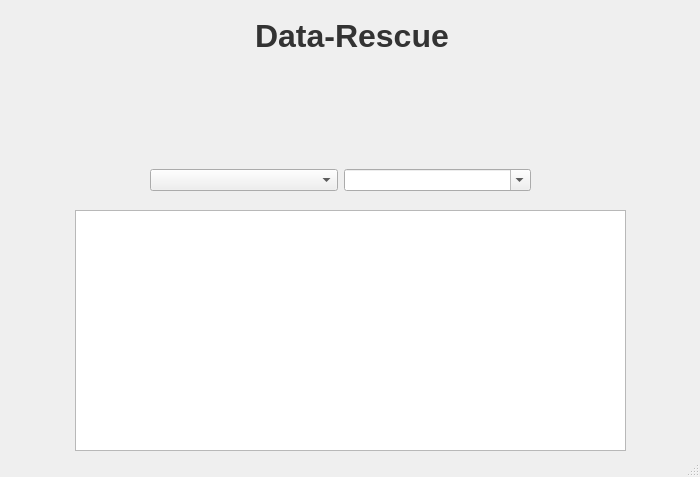
Before: the Qt Designer form mainwindow.ui in SPiskurskyi/Data-Rescue, drawn with Qt 5.
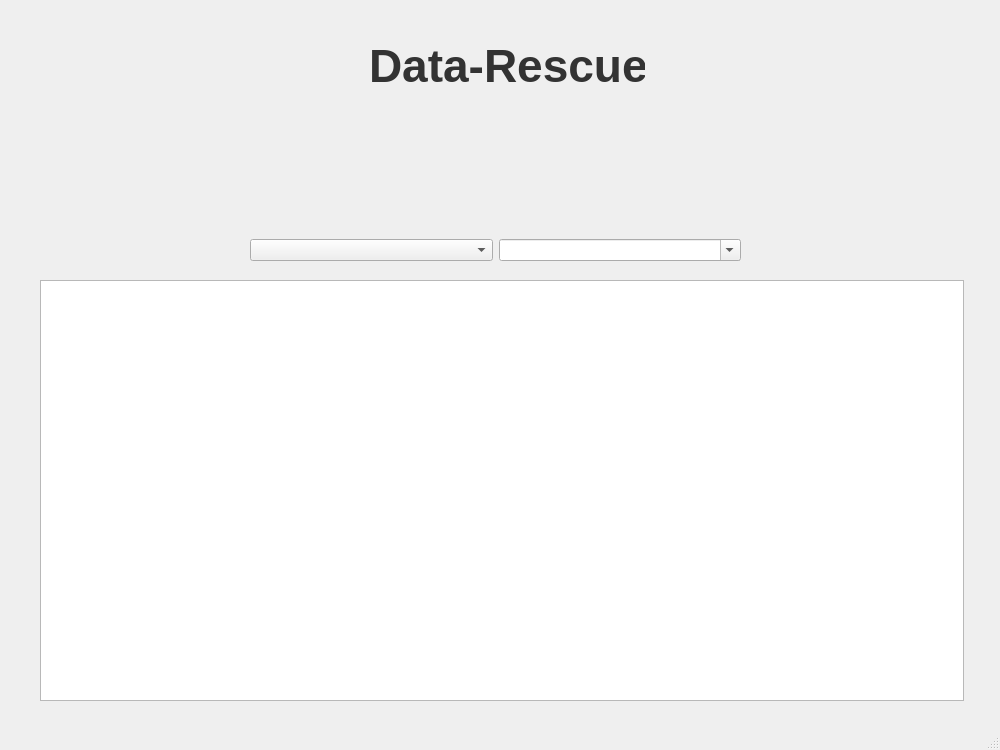
After: the same form once the commit is applied. Icons and pictures are not drawn.

Patch:
```diff
--- a/mainwindow.ui
+++ b/mainwindow.ui
@@ -12,8 +12,8 @@
    <rect>
     <x>0</x>
     <y>0</y>
-    <width>700</width>
-    <height>477</height>
+    <width>1000</width>
+    <height>750</height>
    </rect>
   </property>
   <property name="sizePolicy">
@@ -38,10 +38,10 @@
    <widget class="QWidget" name="widget" native="true">
     <property name="geometry">
      <rect>
-      <x>190</x>
-      <y>70</y>
-      <width>306</width>
-      <height>96</height>
+      <x>330</x>
+      <y>100</y>
+      <width>331</width>
+      <height>121</height>
      </rect>
     </property>
     <property name="autoFillBackground">
@@ -93,8 +93,8 @@
        </property>
        <property name="iconSize">
         <size>
-         <width>64</width>
-         <height>64</height>
+         <width>82</width>
+         <height>82</height>
         </size>
        </property>
        <property name="shortcut">
@@ -159,8 +159,8 @@
        </property>
        <property name="iconSize">
         <size>
-         <width>64</width>
-         <height>64</height>
+         <width>82</width>
+         <height>82</height>
         </size>
        </property>
        <property name="shortcut">
@@ -185,6 +185,9 @@
      </item>
      <item>
       <widget class="QPushButton" name="infoButton">
+       <property name="enabled">
+        <bool>true</bool>
+       </property>
        <property name="toolTip">
         <string/>
        </property>
@@ -225,8 +228,8 @@
        </property>
        <property name="iconSize">
         <size>
-         <width>64</width>
-         <height>64</height>
+         <width>82</width>
+         <height>82</height>
         </size>
        </property>
        <property name="shortcut">
@@ -254,15 +257,15 @@
    <widget class="QLabel" name="programName">
     <property name="geometry">
      <rect>
-      <x>240</x>
-      <y>10</y>
-      <width>221</width>
+      <x>350</x>
+      <y>40</y>
+      <width>301</width>
       <height>51</height>
      </rect>
     </property>
     <property name="styleSheet">
      <string notr="true">QLabel {
-    font-size: 32px;
+    font-size: 46px;
     font-weight: bold;
     color: #333333; /* Колір тексту */
     background-color: transparent;
@@ -277,10 +280,10 @@
    <widget class="QWidget" name="layoutWidget">
     <property name="geometry">
      <rect>
-      <x>150</x>
-      <y>160</y>
-      <width>381</width>
-      <height>41</height>
+      <x>250</x>
+      <y>200</y>
+      <width>491</width>
+      <height>101</height>
      </rect>
     </property>
     <layout class="QHBoxLayout" name="horizontalLayout_2">
@@ -299,10 +302,10 @@
    <widget class="QTableWidget" name="tableWidget">
     <property name="geometry">
      <rect>
-      <x>75</x>
-      <y>210</y>
-      <width>551</width>
-      <height>241</height>
+      <x>40</x>
+      <y>280</y>
+      <width>924</width>
+      <height>421</height>
      </rect>
     </property>
    </widget>
```
Left out of the diff: 2 changed lines with no effect on the pictures.
